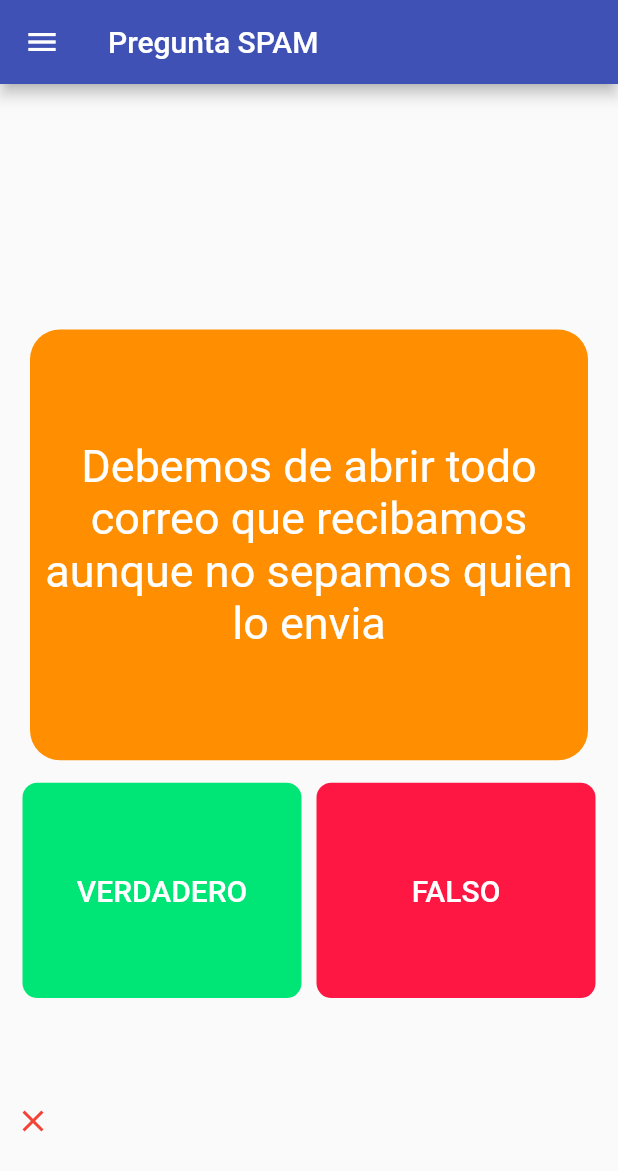
After one commit to vbarahona10/flutter_ecura, a Flutter app: the SpamQuizz screen opened directly, after a tap on "VERDADERO", on a phone screen of 412 x 824 dp. The commit adds this screen. Shown: the top 1171 px of the screen. Run offline on Flutter 3.47's test engine with Material 2 defaults, Android fonts, the phone set to English and light mode, and no system bars; our stand-ins replace rflutter_alert, rxdart, video_player; project files that could hold a hidden picture were left out.

Commit message:
se agrego juego a spam y modifique el yaml

```diff
--- /dev/null
+++ b/lib/src/pages/questions.dart
@@ -0,0 +1,6 @@
+class Question {
+  String questionString;
+  bool questionAnswer;
+
+  Question(this.questionString, this.questionAnswer);
+}
--- /dev/null
+++ b/lib/src/pages/quiz_logic.dart
@@ -0,0 +1,46 @@
+import 'questions.dart';
+
+int _questionNumber = 0;
+
+class QuizLogic {
+  List<Question> _questions = [
+    Question("El SPAM es algo inofensivo", false),
+    Question(
+        "Debemos de abrir todo correo que recibamos aunque no sepamos quien lo envia",
+        false),
+    Question("El correo Spam es algo que debamos borrar", true)
+  ];
+  String getQuestion() {
+    return _questions[_questionNumber].questionString;
+  }
+
+  bool isFinished() {
+    if (_questionNumber == _questions.length - 1) {
+      return true;
+    } else {
+      return false;
+    }
+  }
+
+  int printQuestionNumber() {
+    print(_questionNumber);
+  }
+
+  int printQuestionsLength() {
+    print(_questions.length);
+  }
+
+  void reset() {
+    _questionNumber = 0;
+  }
+
+  bool getAnswer() {
+    return _questions[_questionNumber].questionAnswer;
+  }
+
+  void nextQuestion() {
+    if (_questionNumber < _questions.length - 1) {
+      _questionNumber++;
+    }
+  }
+}
--- a/lib/src/pages/spam.dart
+++ b/lib/src/pages/spam.dart
@@ -1,6 +1,9 @@
 import 'package:flutter/material.dart';
+import 'package:quizstar/home.dart';
+import 'package:quizstar/src/pages/spamquiz.dart';
 import 'package:video_player/video_player.dart';
 import '../../main_drawer.dart';
+import 'spamquiz.dart';
 
 //class Spam extends StatelessWidget {
 // @override
@@ -65,6 +68,8 @@
         ),
         drawer: mainDrawer(),
         body: Center(
+          child: Column(children: <Widget>[
+            Material(
               child: AspectRatio(
                   aspectRatio: 16 / 9,
                   child: Container(
@@ -73,14 +78,53 @@
                             playerController,
                           )
                         : Container()),
-              ))),
+                  )),
+            ),
+
+            ButtonTheme(
+              height: 60,
+              minWidth: 200,
+              child: RaisedButton(
+                shape: RoundedRectangleBorder(
+                    borderRadius: BorderRadius.circular(30)),
+                child: Text(
+                  "Ir a preguntas",
+                  style: TextStyle(color: Colors.white),
+                ),
+                onPressed: () {
+                  Navigator.push(
+                      context,
+                      MaterialPageRoute(
+                        builder: (context) => SpamQuizz(),
+                      ));
+                },
+              ),
+            ),
+
+            // RaisedButton(
+            //   child: Text('Ir a inicio'),
+            //   onPressed: () {
+            //     Navigator.push(
+            //         context,
+            //         MaterialPageRoute(
+            //           builder: (context) => homepage(),
+            //         ));
+            //     //Navigator.pushNamed(context, '/details_screen');
+            //     //Navigator.of(context).pushNamed(DetailsScreen.routename);
+            //   },
+
+            //   shape: RoundedRectangleBorder(
+            //       borderRadius: BorderRadius.circular(18.0),
+            //       side: BorderSide(color: Colors.amber[800])),
+            // )
+          ]),
+        ),
         floatingActionButton: FloatingActionButton(
           onPressed: () {
             createVideo();
             playerController.play();
           },
           child: Icon(Icons.play_arrow),
-      ),
-    );
+        ));
   }
 }
--- /dev/null
+++ b/lib/src/pages/spamquiz.dart
@@ -0,0 +1,166 @@
+import 'package:flutter/material.dart';
+import 'package:quizstar/main_drawer.dart';
+import 'package:rflutter_alert/rflutter_alert.dart';
+import 'quiz_logic.dart';
+
+QuizLogic quizLogic = new QuizLogic();
+
+class SpamQuizz extends StatelessWidget {
+  @override
+  Widget build(BuildContext context) {
+    return Scaffold(
+      appBar: AppBar(
+        title: Text("Pregunta SPAM"),
+      ),
+      drawer: mainDrawer(),
+      body: SafeArea(
+          child: Padding(
+        padding: EdgeInsets.symmetric(horizontal: 10.0),
+        child: QuizPage(),
+      )),
+    );
+  }
+}
+
+class QuizPage extends StatefulWidget {
+  @override
+  _QuizPageState createState() => _QuizPageState();
+}
+
+class _QuizPageState extends State<QuizPage> {
+  final List<Widget> scoreKeeper = [];
+  int totalCorrect = 0;
+  int totalQuestions = 0;
+
+  void checkAnswer(bool value) {
+    if (quizLogic.getAnswer() == value) {
+      print("Respuesta correcta");
+      scoreKeeper.add(Icon(
+        Icons.check,
+        color: Colors.green,
+      ));
+      totalCorrect++;
+    } else {
+      print("Respuesta incorrecta");
+      scoreKeeper.add(Icon(Icons.close, color: Colors.red));
+    }
+    quizLogic.printQuestionsLength();
+    quizLogic.printQuestionNumber();
+    totalQuestions++;
+
+    if (quizLogic.isFinished() == true) {
+      Alert(
+          context: context,
+          title: "Termino",
+          desc:
+              "Ha acertado un total de $totalCorrect de $totalQuestions preguntas!",
+          buttons: [
+            DialogButton(
+                onPressed: () => Navigator.pop(context),
+                child: Text(
+                  "Jugar otravez",
+                  style: TextStyle(color: Colors.white, fontSize: 22),
+                ))
+          ]).show();
+
+      quizLogic.reset();
+      scoreKeeper.clear();
+      totalCorrect = 0;
+      totalQuestions = 0;
+    } else {
+      quizLogic.nextQuestion();
+    }
+  }
+
+  @override
+  Widget build(BuildContext context) {
+    return Column(
+      mainAxisAlignment: MainAxisAlignment.spaceBetween,
+      crossAxisAlignment: CrossAxisAlignment.stretch,
+      children: <Widget>[
+        Expanded(
+          flex: 1,
+          child: SizedBox(),
+        ),
+        Expanded(
+          flex: 2,
+          child: Padding(
+            padding: EdgeInsets.all(10.0),
+            child: Container(
+              height: 100,
+              decoration: BoxDecoration(
+                borderRadius: BorderRadius.all(Radius.circular(20.0)),
+                color: Colors.amber[800],
+              ),
+              child: Center(
+                child: Text(
+                  quizLogic.getQuestion(),
+                  textAlign: TextAlign.center,
+                  style: TextStyle(
+                    color: Colors.white,
+                    fontSize: 30.0,
+                  ),
+                ),
+              ),
+            ),
+          ),
+        ),
+        Expanded(
+          child: Row(
+            crossAxisAlignment: CrossAxisAlignment.stretch,
+            children: <Widget>[
+              Expanded(
+                  child: Padding(
+                padding: EdgeInsets.all(5.0),
+                child: FlatButton(
+                  shape: RoundedRectangleBorder(
+                      borderRadius: new BorderRadius.circular(10.0)),
+                  textColor: Colors.white,
+                  color: Colors.greenAccent[400],
+                  child: Text(
+                    "VERDADERO",
+                    style: TextStyle(
+                      color: Colors.white,
+                      fontSize: 20.0,
+                    ),
+                  ),
+                  onPressed: () {
+                    setState(() {
+                      checkAnswer(true);
+                    });
+                  },
+                ),
+              )),
+              Expanded(
+                  child: Padding(
+                padding: EdgeInsets.all(5.0),
+                child: FlatButton(
+                  shape: RoundedRectangleBorder(
+                      borderRadius: new BorderRadius.circular(10.0)),
+                  textColor: Colors.white,
+                  color: Colors.redAccent[400],
+                  child: Text(
+                    "FALSO",
+                    style: TextStyle(
+                      color: Colors.white,
+                      fontSize: 20.0,
+                    ),
+                  ),
+                  onPressed: () {
+                    setState(() {
+                      checkAnswer(false);
+                    });
+                  },
+                ),
+              ))
+            ],
+          ),
+        ),
+        Expanded(
+            child: Row(
+          children: scoreKeeper,
+        )),
+      ],
+    );
+  }
+}
--- a/pubspec.yaml
+++ b/pubspec.yaml
@@ -26,6 +26,7 @@
   cupertino_icons: ^0.1.0
   rxdart: ^0.22.0
   video_player: "^0.5.1"
+  rflutter_alert: ^1.0.3
 
 
 dev_dependencies:
```
Also changed, not shown: pubspec.lock. Lines whose indentation alone changed are shown as unchanged.
